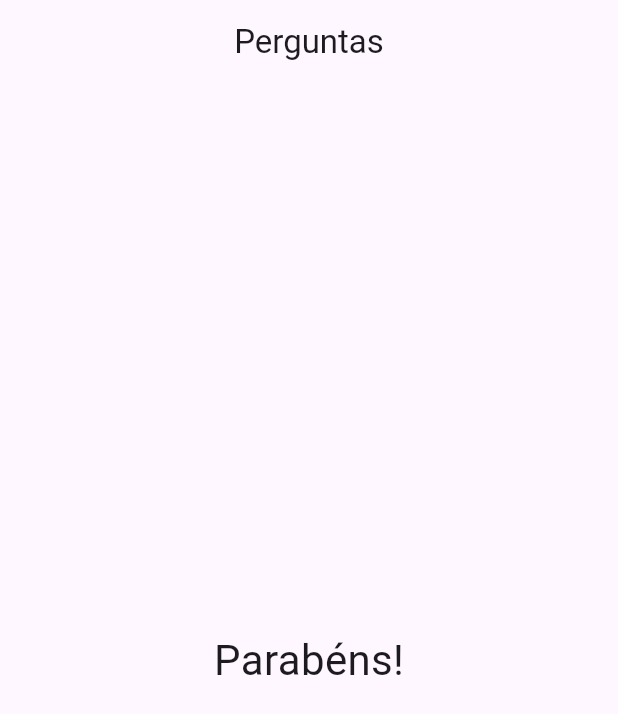
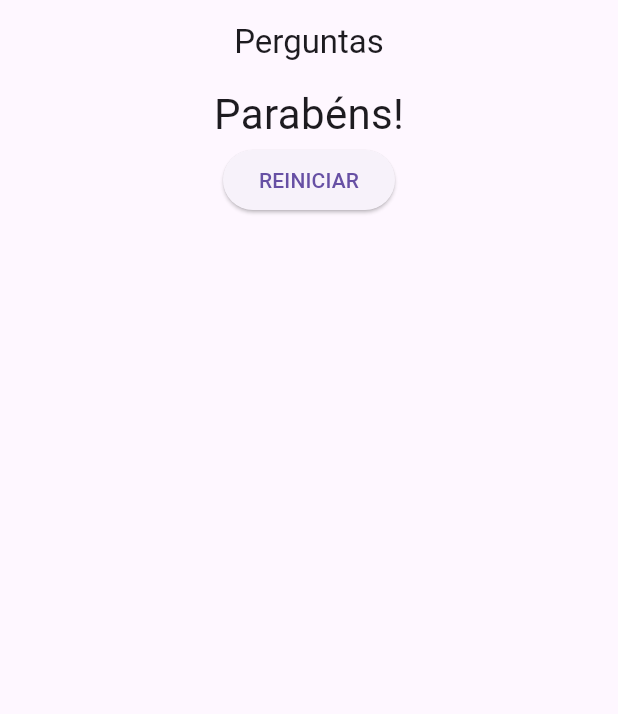
Before and after one commit to aguustinn/App-de-Perguntas-, a Flutter app: the screen it shows after launch, after a tap on "Preto", after a tap on "Cobra", after a tap on "Leo", on a phone screen of 412 x 824 dp. Shown: the top 714 px of the screen. Run offline on Flutter 3.47's test engine with Material 3 defaults, Android fonts, the phone set to English and light mode, and no system bars.

Commit message:
Adicionando o botão reinciar perguntas, para voltar para o início do app

```diff
--- a/lib/main.dart
+++ b/lib/main.dart
@@ -1,8 +1,7 @@
 import 'package:curso/resultado.dart';
 import 'package:flutter/material.dart';
-import './questao.dart';
 import './resposta.dart';
-
+import './questionario.dart';
 
 main() {
   runApp(PerguntaApp());
@@ -33,6 +32,12 @@ class _PerguntaAppState extends State<PerguntaApp> {
     }
   }
 
+  void reiniciar() {
+    setState(() {
+      _perguntaSelecionada = 0;
+    });
+  }
+
   bool get temPerguntaSelecionada {
     return _perguntaSelecionada < _perguntas.length;
   }
@@ -50,21 +55,14 @@ class _PerguntaAppState extends State<PerguntaApp> {
 
     return MaterialApp(
       home: Scaffold(
-          appBar: AppBar(
-            title: Text('Perguntas'),
-            centerTitle: true,
-          ),
-          body: temPerguntaSelecionada
-              ? Column(
-                  children: <Widget>[
-                    Questao(
-                        _perguntas[_perguntaSelecionada]['texto'].toString()),
-                    ...respostas1,
-                  ],
-                )
-              : Resultado(
-                  'Parabéns!',
-                )),
+        appBar: AppBar(
+          title: Text('Perguntas'),
+          centerTitle: true,
+        ),
+        body: temPerguntaSelecionada
+            ? Questionario(_perguntas, _perguntaSelecionada, respostas1)
+            : Resultado('Parabéns!', reiniciar),
+      ),
     );
   }
 }
--- /dev/null
+++ b/lib/questionario.dart
@@ -0,0 +1,24 @@
+import 'package:flutter/material.dart';
+import './questao.dart';
+
+class Questionario extends StatelessWidget {
+  final perguntas;
+  var perguntaSelecionada;
+  List<Widget> respostas1;
+
+  Questionario(
+    this.perguntas,
+    this.perguntaSelecionada,
+    this.respostas1,
+  );
+
+  @override
+  Widget build(BuildContext context) {
+    return Column(
+      children: <Widget>[
+        Questao(perguntas[perguntaSelecionada]['texto'].toString()),
+        ...respostas1,
+      ],
+    );
+  }
+}
--- a/lib/resultado.dart
+++ b/lib/resultado.dart
@@ -2,16 +2,26 @@ import 'package:flutter/material.dart';
 
 class Resultado extends StatelessWidget {
   final String texto;
+  Function() reiniciar;
 
-  Resultado(this.texto);
+  Resultado(this.texto, this.reiniciar);
 
   @override
   Widget build(BuildContext context) {
-    return Center(
-      child: Text(
-        texto,
-        style: TextStyle(fontSize: 28),
-      ),
+    return Column(
+      children: [
+        Center(
+          child: Text(
+            texto,
+            style: TextStyle(fontSize: 28),
+          ),
+        ),
+        ElevatedButton(
+          onPressed: reiniciar,
+          child: Text(
+              "REINICIAR"), // Substitua pelo texto que você deseja exibir no botão
+        ),
+      ],
     );
   }
 }
```
